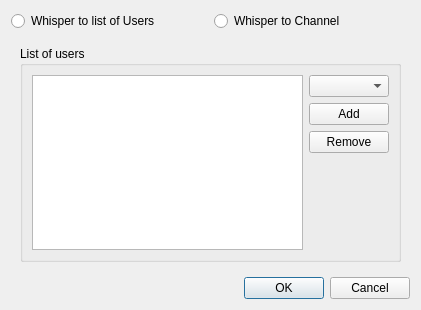
mumble-voip/mumble, file src/mumble/GlobalShortcutTarget.ui: the form before one commit.
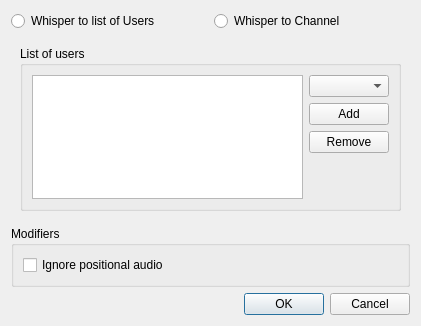
The form after the commit.

The edit to the form file:
```diff
--- a/src/mumble/GlobalShortcutTarget.ui
+++ b/src/mumble/GlobalShortcutTarget.ui
@@ -140,7 +140,7 @@
      </widget>
     </widget>
    </item>
-   <item row="3" column="0" colspan="2">
+   <item row="4" column="0" colspan="2">
     <widget class="QDialogButtonBox" name="qbbButtons">
      <property name="orientation">
       <enum>Qt::Horizontal</enum>
@@ -157,6 +157,22 @@
      </property>
     </widget>
    </item>
+   <item row="3" column="0" colspan="2">
+    <widget class="QGroupBox" name="qgbModifiers">
+     <property name="title">
+      <string>Modifiers</string>
+     </property>
+     <layout class="QVBoxLayout" name="verticalLayout_4">
+      <item>
+       <widget class="QCheckBox" name="qcbForceCenter">
+        <property name="text">
+         <string>Ignore positional audio</string>
+        </property>
+       </widget>
+      </item>
+     </layout>
+    </widget>
+   </item>
   </layout>
  </widget>
  <tabstops>
```
